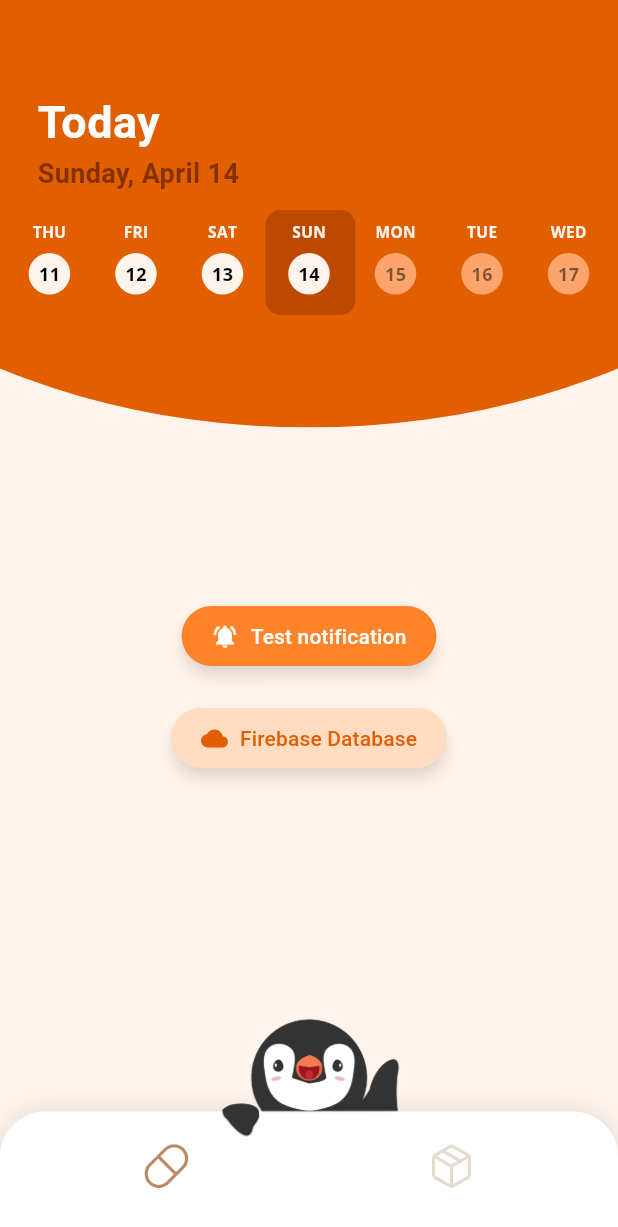
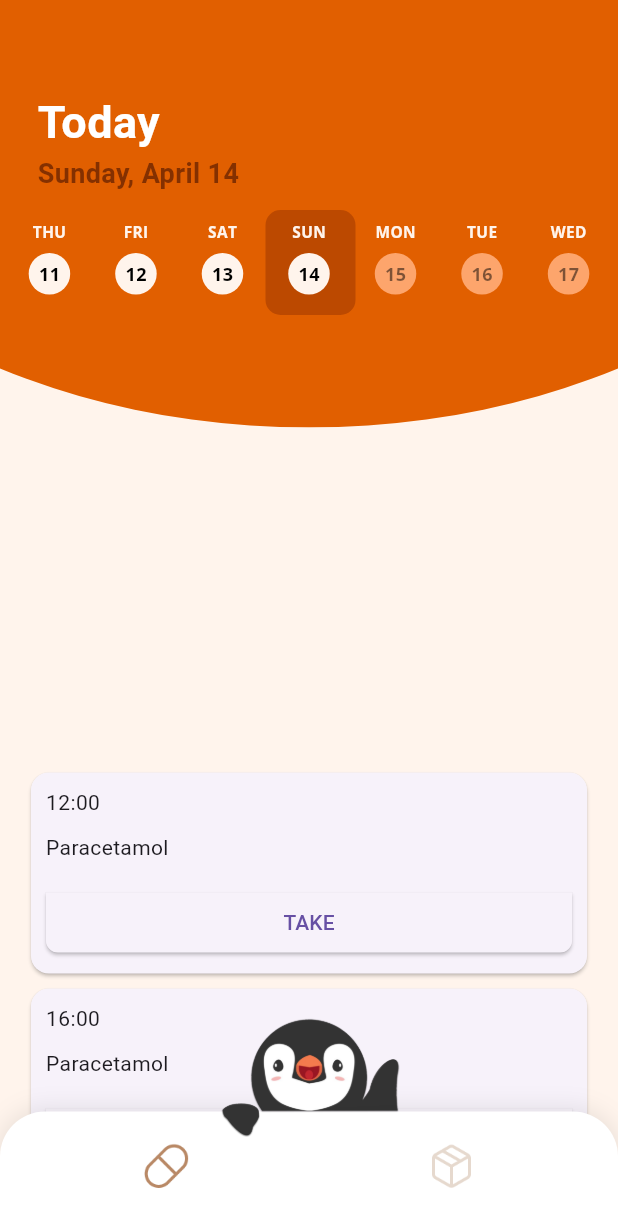
Before and after one commit to YZ1GO/L.EIC017_ES_PRJ, a Flutter app: the screen it shows after launch, on a phone screen of 412 x 824 dp. Shown: the top 1227 px of the screen. Run offline on Flutter 3.47's test engine with Material 3 defaults, Android fonts, the phone set to English and light mode, and no system bars; our stand-ins replace firebase_core, firebase_database, flutter_local_notifications, permission_handler, shared_preferences; accounts and stored records are empty.

Commit message:
added first version of reminder card

```diff
--- a/app/lib/screens/home_screen.dart
+++ b/app/lib/screens/home_screen.dart
@@ -1,5 +1,6 @@
 import 'package:flutter/material.dart';
 import '../widgets/calendar_widget.dart';
+import '../widgets/medicament_reminder_widget.dart';
 import '../widgets/system_notification_test_widget.dart';
 import '../widgets/eclipse_background.dart';
 import 'database.dart';
@@ -20,7 +21,21 @@ class HomeScreenState extends State<HomeScreen> {
         children: [
           eclipse_background(),
           const CalendarWidget(),
-          Positioned(
+          Positioned( // Add MedicationReminderWidget here
+            left: 0,
+            right: 0,
+            top: 500, // Adjust the position as needed
+            child: MedicationReminderWidget(
+              medicamentName: 'Paracetamol', // Default medicament name
+              dayAdded: DateTime.now(), // Today's date
+              frequencies: [
+                TimeOfDay(hour: 12, minute: 0),
+                TimeOfDay(hour: 16, minute: 0),
+                TimeOfDay(hour: 20, minute: 0),
+              ], // Custom frequency
+            ),
+          ),
+          /*Positioned(
             left: 0,
             right: 0,
             top: 400,
@@ -61,7 +76,7 @@ class HomeScreenState extends State<HomeScreen> {
                 ),
               ],
             ),
-          ),
+          ),*/
         ],
       ),
     );
--- /dev/null
+++ b/app/lib/widgets/medicament_reminder_widget.dart
@@ -0,0 +1,91 @@
+import 'package:flutter/material.dart';
+
+class MedicationReminderWidget extends StatelessWidget {
+  final String medicamentName;
+  final DateTime dayAdded;
+  final List<TimeOfDay> frequencies;
+
+  const MedicationReminderWidget({super.key,
+    required this.medicamentName,
+    required this.dayAdded,
+    required this.frequencies,
+  });
+
+  @override
+  Widget build(BuildContext context) {
+    return Column(
+      crossAxisAlignment: CrossAxisAlignment.start,
+      children: [
+        SizedBox(height: 10),
+        Column(
+          children: frequencies.map((time) {
+            return MedicationReminderCard(
+              medicamentName: medicamentName,
+              time: time,
+              onPressed: () {
+
+              },
+            );
+          }).toList(),
+        ),
+      ],
+    );
+  }
+}
+
+class MedicationReminderCard extends StatelessWidget {
+  final String medicamentName;
+  final TimeOfDay time;
+  final VoidCallback onPressed;
+
+  const MedicationReminderCard({
+    required this.medicamentName,
+    required this.time,
+    required this.onPressed,
+  });
+
+  @override
+  Widget build(BuildContext context) {
+    return Center(
+      child: FractionallySizedBox(
+        widthFactor: 0.9,
+        child: Card(
+          margin: const EdgeInsets.symmetric(vertical: 5),
+          child: Container(
+            padding: const EdgeInsets.all(10),
+            child: Column(
+              crossAxisAlignment: CrossAxisAlignment.stretch,
+              children: [
+                Text(
+                  formatTimeToString(time),
+                ),
+                const SizedBox(height: 10),
+                Text(medicamentName),
+                const SizedBox(height: 16),
+                ElevatedButton(
+                  onPressed: onPressed,
+                  style: ElevatedButton.styleFrom(
+                    shape: RoundedRectangleBorder(
+                      borderRadius: BorderRadius.only(
+                        bottomLeft: Radius.circular(8),
+                        bottomRight: Radius.circular(8),
+                      ),
+                    ),
+                  ),
+                  child: Container(
+                    alignment: Alignment.center,
+                    child: const Text('TAKE'),
+                  ),
+                ),
+              ],
+            ),
+          ),
+        ),
+      ),
+    );
+  }
+
+  String formatTimeToString(TimeOfDay time) {
+    return '${time.hour.toString().padLeft(2, '0')}:${time.minute.toString().padLeft(2, '0')}';
+  }
+}
```
